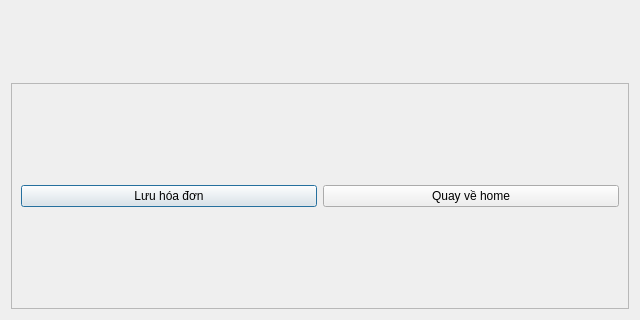
First picture: the form in Source code/view/ui/thanhToanThanhCong.ui, repository hunglequoc2001/Capstone_TKXDPM.20221_Group8, before the edit; both pictures show x 0 to 640 and y 160 to 480 of the 640 by 480 pixel window.
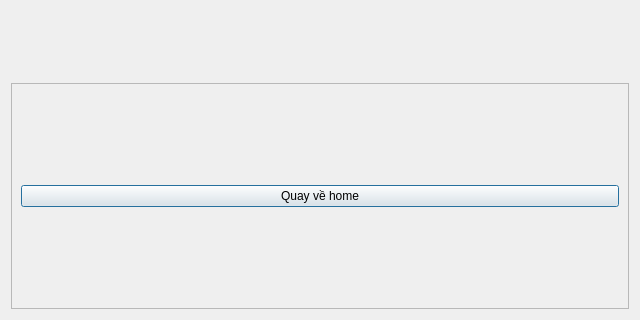
Second picture: the form after the edit.

```diff
--- a/Source code/view/ui/thanhToanThanhCong.ui
+++ b/Source code/view/ui/thanhToanThanhCong.ui
@@ -42,13 +42,6 @@
       <item>
        <widget class="QPushButton" name="pushButton">
         <property name="text">
-         <string>Lưu hóa đơn</string>
-        </property>
-       </widget>
-      </item>
-      <item>
-       <widget class="QPushButton" name="pushButton_2">
-        <property name="text">
          <string>Quay về home</string>
         </property>
        </widget>
```
